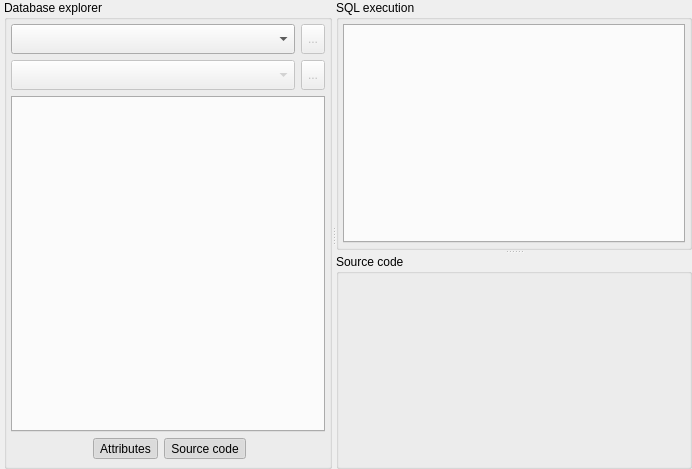
First picture: the form in libs/libgui/ui/tools/sqltoolwidget.ui, repository pgmodeler/pgmodeler, before the edit.
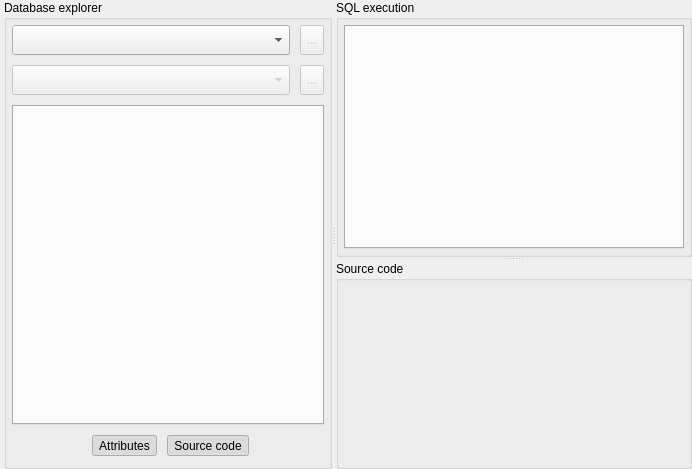
Second picture: the form after the edit. Icons and pictures are not drawn.

Commit message: Tool buttons resizes and layout spacing adjustments

Patch:
```diff
--- a/libs/libgui/ui/tools/sqltoolwidget.ui
+++ b/libs/libgui/ui/tools/sqltoolwidget.ui
@@ -87,20 +87,26 @@
           <string>Database explorer</string>
          </property>
          <layout class="QVBoxLayout" name="verticalLayout">
+          <property name="spacing">
+           <number>10</number>
+          </property>
           <property name="leftMargin">
-           <number>4</number>
+           <number>5</number>
           </property>
           <property name="topMargin">
-           <number>4</number>
+           <number>5</number>
           </property>
           <property name="rightMargin">
-           <number>4</number>
+           <number>5</number>
           </property>
           <property name="bottomMargin">
-           <number>4</number>
+           <number>5</number>
           </property>
           <item>
            <layout class="QHBoxLayout" name="horizontalLayout">
+            <property name="spacing">
+             <number>10</number>
+            </property>
             <property name="topMargin">
              <number>0</number>
             </property>
@@ -155,8 +161,8 @@
               </property>
               <property name="iconSize">
                <size>
-                <width>22</width>
-                <height>22</height>
+                <width>28</width>
+                <height>28</height>
                </size>
               </property>
              </widget>
@@ -165,6 +171,9 @@
           </item>
           <item>
            <layout class="QHBoxLayout" name="horizontalLayout_6">
+            <property name="spacing">
+             <number>10</number>
+            </property>
             <item>
              <widget class="QComboBox" name="database_cmb">
               <property name="enabled">
@@ -216,8 +225,8 @@
               </property>
               <property name="iconSize">
                <size>
-                <width>22</width>
-                <height>22</height>
+                <width>28</width>
+                <height>28</height>
                </size>
               </property>
              </widget>
@@ -249,13 +258,13 @@
           <item>
            <layout class="QHBoxLayout" name="horizontalLayout_4">
             <property name="spacing">
-             <number>6</number>
+             <number>10</number>
             </property>
             <property name="leftMargin">
-             <number>3</number>
+             <number>5</number>
             </property>
             <property name="bottomMargin">
-             <number>3</number>
+             <number>5</number>
             </property>
             <item>
              <spacer name="horizontalSpacer_2">
@@ -293,8 +302,8 @@
               </property>
               <property name="iconSize">
                <size>
-                <width>22</width>
-                <height>22</height>
+                <width>32</width>
+                <height>32</height>
                </size>
               </property>
               <property name="shortcut">
@@ -334,8 +343,8 @@
               </property>
               <property name="iconSize">
                <size>
-                <width>22</width>
-                <height>22</height>
+                <width>32</width>
+                <height>32</height>
                </size>
               </property>
               <property name="checkable">
@@ -388,16 +397,19 @@
              </property>
              <layout class="QGridLayout" name="gridLayout">
               <property name="leftMargin">
-               <number>4</number>
+               <number>5</number>
               </property>
               <property name="topMargin">
-               <number>4</number>
+               <number>5</number>
               </property>
               <property name="rightMargin">
-               <number>4</number>
+               <number>5</number>
               </property>
               <property name="bottomMargin">
-               <number>4</number>
+               <number>5</number>
+              </property>
+              <property name="spacing">
+               <number>10</number>
               </property>
               <item row="0" column="0">
                <widget class="QTabWidget" name="sql_exec_tbw">
```
Left out of the diff: 4 changed lines with no effect on the pictures. The commit also changes 26 other files.
